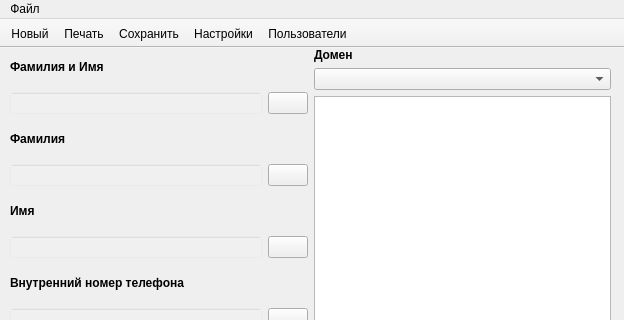
The window that ui/mainwindow.ui (zip94061/usermanager) describes before a commit, drawn with Qt 5; both pictures show x 0 to 624 and y 0 to 320 of the 624 by 760 pixel window.
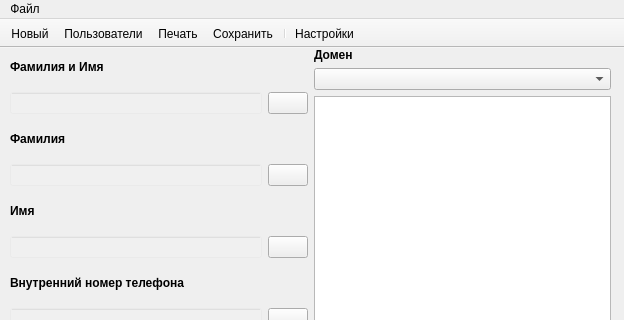
The same window after the commit. Icons and pictures are not drawn.

What changed in the file:
```diff
--- a/ui/mainwindow.ui
+++ b/ui/mainwindow.ui
@@ -513,10 +513,11 @@
     <bool>false</bool>
    </attribute>
    <addaction name="action"/>
+   <addaction name="action_5"/>
    <addaction name="action_2"/>
    <addaction name="action_3"/>
+   <addaction name="separator"/>
    <addaction name="action_4"/>
-   <addaction name="action_5"/>
   </widget>
   <action name="action">
    <property name="icon">
@@ -567,6 +568,9 @@
    </property>
   </action>
   <action name="action_5">
+   <property name="enabled">
+    <bool>true</bool>
+   </property>
    <property name="icon">
     <iconset resource="../resources/resources.qrc">
      <normaloff>:/dark_theme/icons/dark_theme/open.svg</normaloff>:/dark_theme/icons/dark_theme/open.svg</iconset>
```
Left out of the diff: 4 changed lines with no effect on the pictures.
